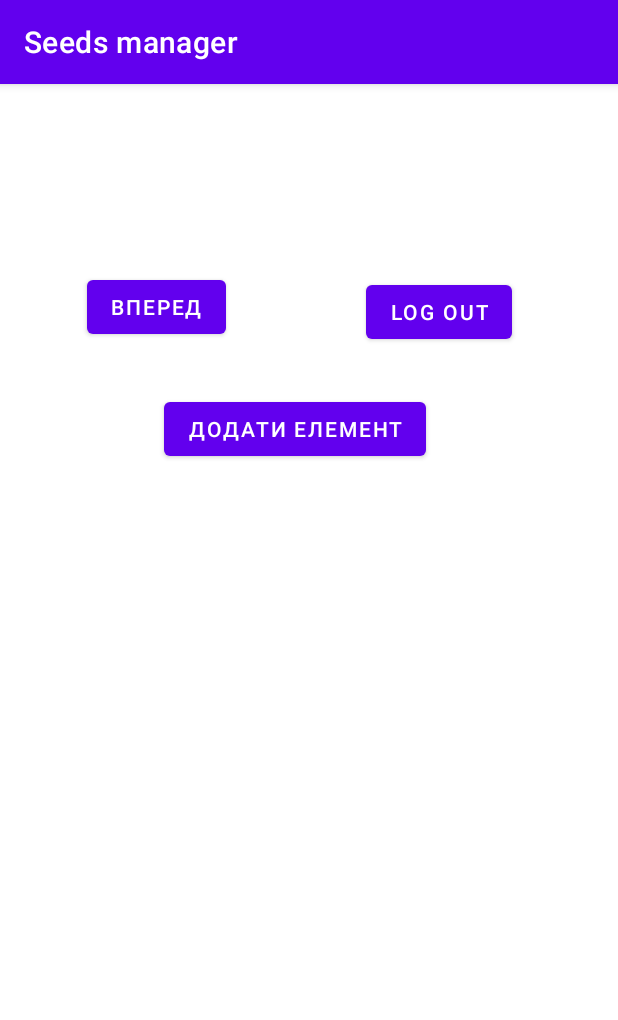
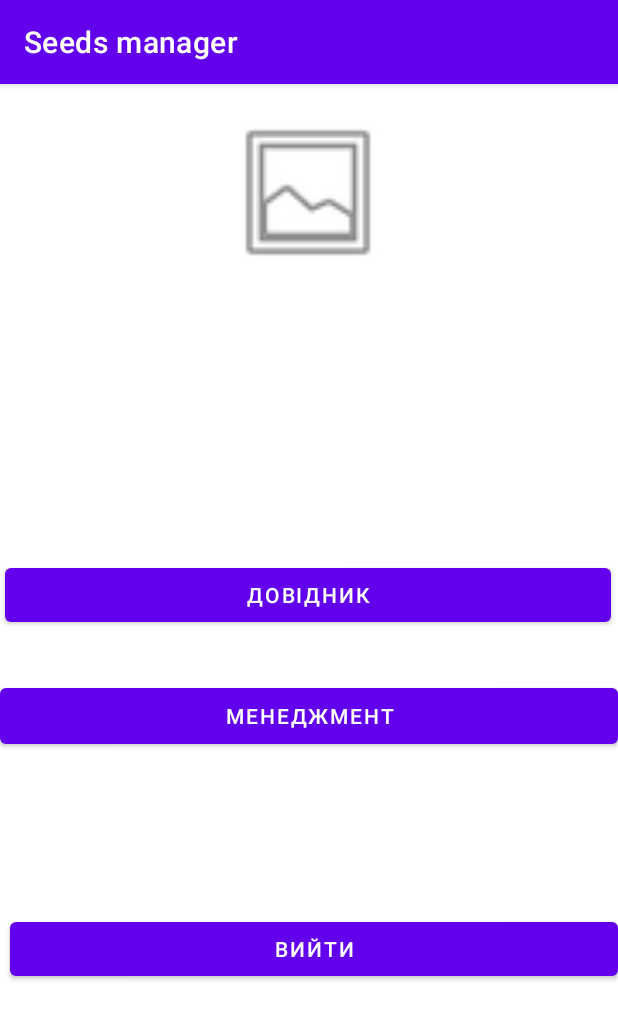
Before and after one commit to VolodymyrOn/android_project_p41, an Android app: the MenuActivity screen opened directly, with no data from a screen before it, on a phone screen of 412 x 824 dp. Shown: the top 1020 px of the screen. Run offline under Robolectric (Android 15) with nearby library versions, the phone set to English and light mode, and no system bars.

Commit message:
main activity functional v0.99 or v1.0

```diff
--- a/app/src/main/AndroidManifest.xml
+++ b/app/src/main/AndroidManifest.xml
@@ -1,6 +1,7 @@
 <?xml version="1.0" encoding="utf-8"?>
 <manifest xmlns:android="http://schemas.android.com/apk/res/android"
     xmlns:tools="http://schemas.android.com/tools">
+
     <uses-feature android:name="android.hardware.camera" />
 
     <uses-permission android:name="android.permission.CAMERA" />
@@ -19,6 +20,12 @@
         android:theme="@style/Theme.SeedsManager"
         tools:targetApi="31">
         <activity
+            android:name=".SeedsManagerActivity"
+            android:exported="false" />
+        <activity
+            android:name=".SeedsInfoActivity"
+            android:exported="false" />
+        <activity
             android:name=".ProfileActivity"
             android:exported="false" />
         <activity
@@ -27,8 +34,7 @@
         <activity
             android:name=".RegistrationActivity"
             android:exported="false"
-            android:requestLegacyExternalStorage="true"
-            />
+            android:requestLegacyExternalStorage="true" />
         <activity
             android:name=".LoginActivity"
             android:exported="true">
--- a/app/src/main/java/com/example/seedsmanager/MenuActivity.kt
+++ b/app/src/main/java/com/example/seedsmanager/MenuActivity.kt
@@ -5,16 +5,31 @@ import android.content.Intent
 import androidx.appcompat.app.AppCompatActivity
 import android.os.Bundle
 import android.widget.Button
+import android.widget.ImageView
+import android.widget.TextView
 
 class MenuActivity : AppCompatActivity() {
     override fun onCreate(savedInstanceState: Bundle?) {
         super.onCreate(savedInstanceState)
         setContentView(R.layout.activity_menu)
         val button=findViewById<Button>(R.id.button)
-        val button2=findViewById<Button>(R.id.button2)
-        val buttonAdd=findViewById<Button>(R.id.buttonAdd)
+        val buttonInfo=findViewById<Button>(R.id.buttonInfo)
+        val IVProfile=findViewById<ImageView>(R.id.imageView)
+        val buttonManager=findViewById<Button>(R.id.buttonManger)
+        val textname=findViewById<TextView>(R.id.textViewName)
+        val textsurname=findViewById<TextView>(R.id.textViewSurname)
+        val textDOB=findViewById<TextView>(R.id.textViewDOB)
         val sharedPreferences = getSharedPreferences(Const.MY_PREF, Context.MODE_PRIVATE)
         val editor = sharedPreferences.edit()
+
+        val name=sharedPreferences.getString(Const.NAME, "")
+        val surname=sharedPreferences.getString(Const.SURNAME, "")
+        val dob=sharedPreferences.getString(Const.DOB, "")
+
+        textname.text=name
+        textsurname.text=surname
+        textDOB.text=dob
+
         button.setOnClickListener{
             val intent = Intent(this, LoginActivity::class.java)
             editor.putString(Const.IS_AUTH, false.toString())
@@ -22,5 +37,20 @@ class MenuActivity : AppCompatActivity() {
             startActivity(intent)
             finish()
         }
+
+        buttonInfo.setOnClickListener{
+            val intent = Intent(this, SeedsInfoActivity::class.java)
+            startActivity(intent)
+        }
+
+        buttonManager.setOnClickListener{
+            val intent = Intent(this, SeedsInfoActivity::class.java)
+            startActivity(intent)
+        }
+
+        IVProfile.setOnClickListener{
+            val intent = Intent(this, ProfileActivity::class.java)
+            startActivity(intent)
+        }
     }
 }
--- /dev/null
+++ b/app/src/main/java/com/example/seedsmanager/SeedsInfoActivity.kt
@@ -0,0 +1,11 @@
+package com.example.seedsmanager
+
+import androidx.appcompat.app.AppCompatActivity
+import android.os.Bundle
+
+class SeedsInfoActivity : AppCompatActivity() {
+    override fun onCreate(savedInstanceState: Bundle?) {
+        super.onCreate(savedInstanceState)
+        setContentView(R.layout.activity_seeds_info)
+    }
+}
--- /dev/null
+++ b/app/src/main/java/com/example/seedsmanager/SeedsManagerActivity.kt
@@ -0,0 +1,11 @@
+package com.example.seedsmanager
+
+import androidx.appcompat.app.AppCompatActivity
+import android.os.Bundle
+
+class SeedsManagerActivity : AppCompatActivity() {
+    override fun onCreate(savedInstanceState: Bundle?) {
+        super.onCreate(savedInstanceState)
+        setContentView(R.layout.activity_seeds_manager)
+    }
+}
--- a/app/src/main/res/layout/activity_menu.xml
+++ b/app/src/main/res/layout/activity_menu.xml
@@ -8,39 +8,91 @@
 
     <Button
         android:id="@+id/button"
-        android:layout_width="wrap_content"
-        android:layout_height="wrap_content"
-        android:text="Log out"
+        android:layout_width="405dp"
+        android:layout_height="48dp"
+        android:text="@string/exit"
         app:layout_constraintBottom_toBottomOf="parent"
         app:layout_constraintEnd_toEndOf="parent"
-        app:layout_constraintHorizontal_bias="0.568"
-        app:layout_constraintStart_toEndOf="@+id/button2"
+        app:layout_constraintHorizontal_bias="1.0"
+        app:layout_constraintStart_toStartOf="parent"
         app:layout_constraintTop_toTopOf="parent"
-        app:layout_constraintVertical_bias="0.178" />
+        app:layout_constraintVertical_bias="0.768" />
 
     <Button
-        android:id="@+id/button2"
-        android:layout_width="wrap_content"
-        android:layout_height="wrap_content"
+        android:id="@+id/buttonInfo"
+        android:layout_width="404dp"
+        android:layout_height="48dp"
         android:layout_marginTop="72dp"
-        android:text="Вперед"
+        android:text="@string/dovid"
         app:layout_constraintBottom_toBottomOf="parent"
         app:layout_constraintEnd_toEndOf="parent"
-        app:layout_constraintHorizontal_bias="0.182"
+        app:layout_constraintHorizontal_bias="0.428"
         app:layout_constraintStart_toStartOf="parent"
         app:layout_constraintTop_toTopOf="parent"
-        app:layout_constraintVertical_bias="0.081" />
+        app:layout_constraintVertical_bias="0.378" />
 
     <Button
-        android:id="@+id/buttonAdd"
-        android:layout_width="wrap_content"
-        android:layout_height="wrap_content"
-        android:text="Додати елемент"
+        android:id="@+id/buttonManger"
+        android:layout_width="0dp"
+        android:layout_height="49dp"
+        android:text="@string/menegment"
         app:layout_constraintBottom_toBottomOf="parent"
         app:layout_constraintEnd_toEndOf="parent"
-        app:layout_constraintHorizontal_bias="0.46"
+        app:layout_constraintHorizontal_bias="0.0"
         app:layout_constraintStart_toStartOf="parent"
         app:layout_constraintTop_toTopOf="parent"
-        app:layout_constraintVertical_bias="0.286" />
+        app:layout_constraintVertical_bias="0.552" />
+
+    <ImageView
+        android:id="@+id/imageView"
+        android:layout_width="124dp"
+        android:layout_height="110dp"
+        app:layout_constraintBottom_toBottomOf="parent"
+        app:layout_constraintEnd_toEndOf="parent"
+        app:layout_constraintHorizontal_bias="0.498"
+        app:layout_constraintStart_toStartOf="parent"
+        app:layout_constraintTop_toTopOf="parent"
+        app:layout_constraintVertical_bias="0.026"
+        app:srcCompat="@android:drawable/ic_menu_gallery"
+        tools:ignore="ContentDescription"
+        tools:srcCompat="@android:drawable/ic_menu_gallery"
+        tools:visibility="visible" />
+
+    <TextView
+        android:id="@+id/textViewName"
+        android:layout_width="match_parent"
+        android:layout_height="48dp"
+        android:text=""
+        android:textAlignment="center"
+        app:layout_constraintBottom_toBottomOf="parent"
+        app:layout_constraintEnd_toEndOf="parent"
+        app:layout_constraintHorizontal_bias="1.0"
+        app:layout_constraintStart_toStartOf="parent"
+        app:layout_constraintTop_toTopOf="parent"
+        app:layout_constraintVertical_bias="0.21" />
+
+    <TextView
+        android:id="@+id/textViewSurname"
+        android:layout_width="match_parent"
+        android:layout_height="48dp"
+        android:text=""
+        android:textAlignment="center"
+        app:layout_constraintBottom_toBottomOf="parent"
+        app:layout_constraintEnd_toEndOf="parent"
+        app:layout_constraintStart_toStartOf="parent"
+        app:layout_constraintTop_toTopOf="parent"
+        app:layout_constraintVertical_bias="0.281" />
+
+    <TextView
+        android:id="@+id/textViewDOB"
+        android:layout_width="match_parent"
+        android:layout_height="48dp"
+        android:text=""
+        android:textAlignment="center"
+        app:layout_constraintBottom_toBottomOf="parent"
+        app:layout_constraintEnd_toEndOf="parent"
+        app:layout_constraintStart_toStartOf="parent"
+        app:layout_constraintTop_toTopOf="parent"
+        app:layout_constraintVertical_bias="0.351" />
 
 </androidx.constraintlayout.widget.ConstraintLayout>
--- /dev/null
+++ b/app/src/main/res/layout/activity_seeds_info.xml
@@ -0,0 +1,9 @@
+<?xml version="1.0" encoding="utf-8"?>
+<androidx.constraintlayout.widget.ConstraintLayout xmlns:android="http://schemas.android.com/apk/res/android"
+    xmlns:app="http://schemas.android.com/apk/res-auto"
+    xmlns:tools="http://schemas.android.com/tools"
+    android:layout_width="match_parent"
+    android:layout_height="match_parent"
+    tools:context=".SeedsInfoActivity">
+
+</androidx.constraintlayout.widget.ConstraintLayout>
--- /dev/null
+++ b/app/src/main/res/layout/activity_seeds_manager.xml
@@ -0,0 +1,9 @@
+<?xml version="1.0" encoding="utf-8"?>
+<androidx.constraintlayout.widget.ConstraintLayout xmlns:android="http://schemas.android.com/apk/res/android"
+    xmlns:app="http://schemas.android.com/apk/res-auto"
+    xmlns:tools="http://schemas.android.com/tools"
+    android:layout_width="match_parent"
+    android:layout_height="match_parent"
+    tools:context=".SeedsManagerActivity">
+
+</androidx.constraintlayout.widget.ConstraintLayout>
--- a/app/src/main/res/values/strings.xml
+++ b/app/src/main/res/values/strings.xml
@@ -19,4 +19,7 @@
     <string name="login_two_dot">Логін:</string>
     <string name="password__">Пароль</string>
     <string name="vhid">Вхід</string>
+    <string name="dovid">Довідник</string>
+    <string name="exit">Вийти</string>
+    <string name="menegment">Менеджмент</string>
 </resources>
```
